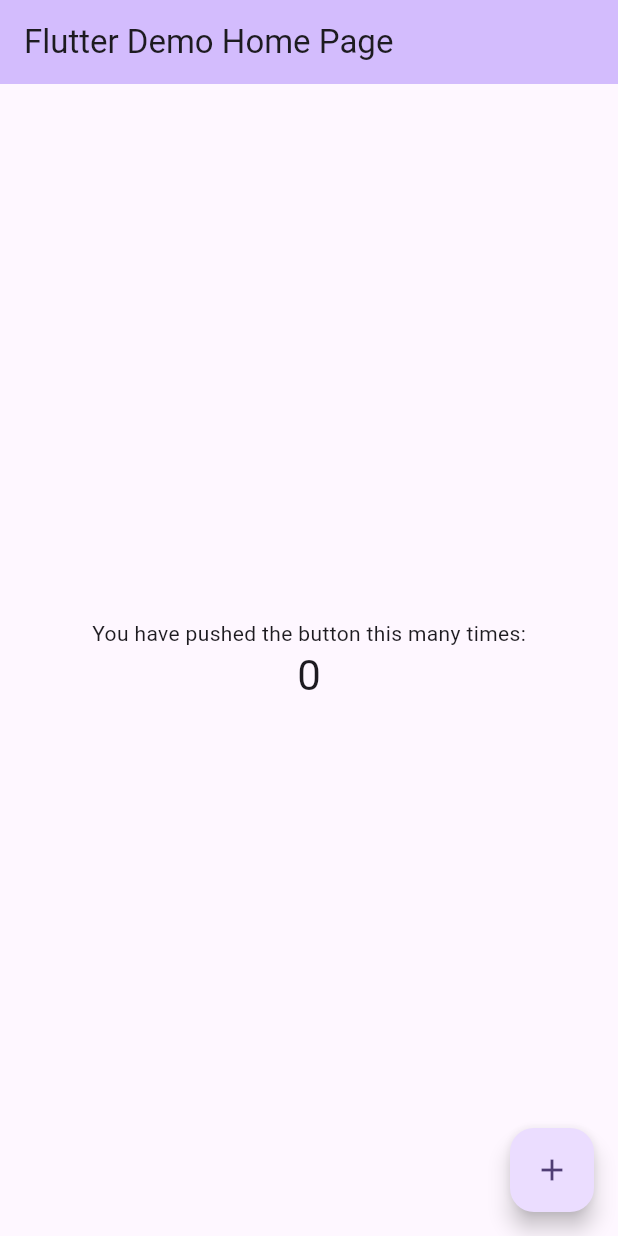
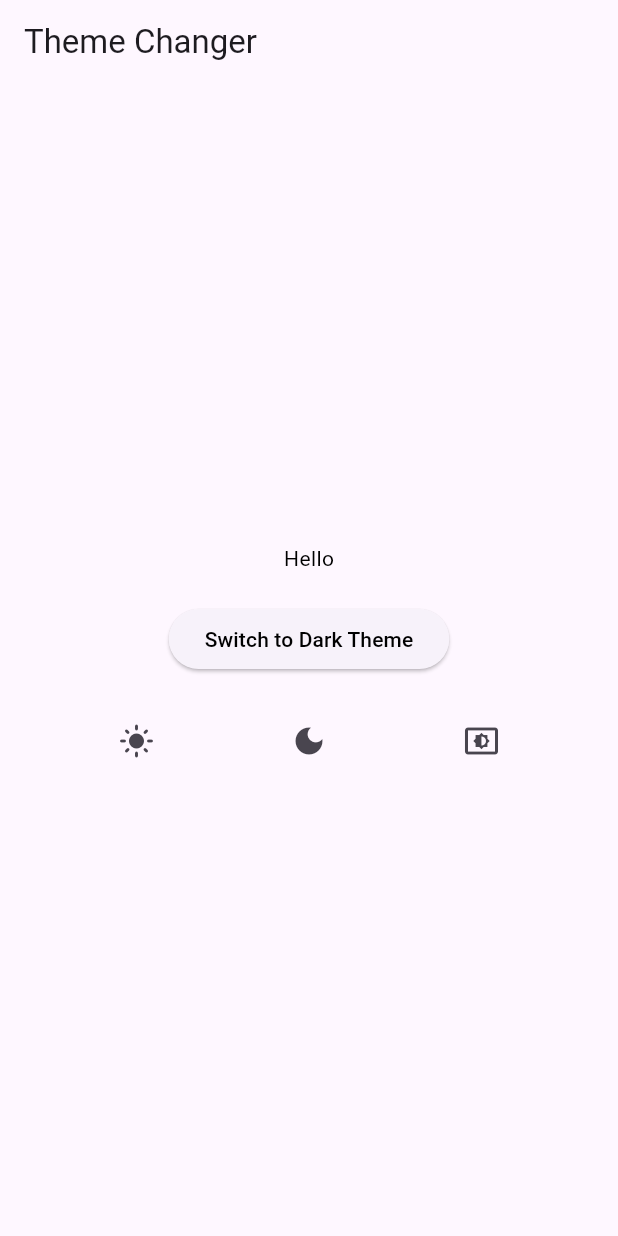
Before and after one commit to didierganthier/theme_changer_provider, a Flutter app: the screen it shows after launch, on a phone screen of 412 x 824 dp. Run offline on Flutter 3.47's test engine with Material 3 defaults, Android fonts, the light colour scheme and no system bars.

Commit message:
Add theme provider and home screen for theme switching functionality

```diff
--- /dev/null
+++ b/lib/home_screen.dart
@@ -0,0 +1,64 @@
+import 'package:flutter/material.dart';
+import 'package:provider/provider.dart';
+import 'package:theme_changer_provider/theme_data.dart';
+import 'package:theme_changer_provider/theme_provider.dart';
+
+class HomeScreen extends StatelessWidget {
+  const HomeScreen({super.key});
+
+  @override
+  Widget build(BuildContext context) {
+    return Scaffold(
+      appBar: AppBar(
+        title: const Text('Theme Changer'),
+      ),
+      body: Center(
+        child: Column(
+          mainAxisAlignment: MainAxisAlignment.center,
+          children: [
+            Text(
+              'Hello',
+              style: TextStyle(
+                color: Theme.of(context).textColor,
+              ),
+            ),
+            const SizedBox(
+              height: 20,
+            ),
+            ElevatedButton(
+              onPressed: () => context.read<ThemeProvider>().toggleTheme(),
+              child: Text(
+                Theme.of(context).isDarkMode
+                    ? "Switch to Light Theme"
+                    : "Switch to Dark Theme",
+                style: TextStyle(
+                  color: !Theme.of(context).isDarkMode
+                      ? Colors.black
+                      : Colors.white,
+                ),
+              ),
+            ),
+            const SizedBox(height: 20),
+            Row(
+              mainAxisAlignment: MainAxisAlignment.spaceEvenly,
+              children: [
+                IconButton(
+                    onPressed: () =>
+                        context.read<ThemeProvider>().setMode(ThemeMode.light),
+                    icon: const Icon(Icons.light_mode)),
+                IconButton(
+                    onPressed: () =>
+                        context.read<ThemeProvider>().setMode(ThemeMode.dark),
+                    icon: const Icon(Icons.dark_mode)),
+                IconButton(
+                    onPressed: () =>
+                        context.read<ThemeProvider>().setMode(ThemeMode.system),
+                    icon: const Icon(Icons.settings_display))
+              ],
+            )
+          ],
+        ),
+      ),
+    );
+  }
+}
--- a/lib/main.dart
+++ b/lib/main.dart
@@ -1,7 +1,13 @@
 import 'package:flutter/material.dart';
+import 'package:provider/provider.dart';
+import 'package:theme_changer_provider/home_screen.dart';
+import 'package:theme_changer_provider/theme_provider.dart';
 
 void main() {
-  runApp(const MyApp());
+  runApp(ChangeNotifierProvider(
+    create: (context) => ThemeProvider(),
+    child: const MyApp(),
+  ));
 }
 
 class MyApp extends StatelessWidget {
@@ -10,116 +16,16 @@
   // This widget is the root of your application.
   @override
   Widget build(BuildContext context) {
-    return MaterialApp(
-      title: 'Flutter Demo',
-      theme: ThemeData(
-        // This is the theme of your application.
-        //
-        // TRY THIS: Try running your application with "flutter run". You'll see
-        // the application has a purple toolbar. Then, without quitting the app,
-        // try changing the seedColor in the colorScheme below to Colors.green
-        // and then invoke "hot reload" (save your changes or press the "hot
-        // reload" button in a Flutter-supported IDE, or press "r" if you used
-        // the command line to start the app).
-        //
-        // Notice that the counter didn't reset back to zero; the application
-        // state is not lost during the reload. To reset the state, use hot
-        // restart instead.
-        //
-        // This works for code too, not just values: Most code changes can be
-        // tested with just a hot reload.
-        colorScheme: ColorScheme.fromSeed(seedColor: Colors.deepPurple),
-        useMaterial3: true,
-      ),
-      home: const MyHomePage(title: 'Flutter Demo Home Page'),
-    );
+    return Consumer<ThemeProvider>(builder: (context, provider, child) {
+      return MaterialApp(
+        title: 'Theme Changer',
+        theme: ThemeData(
+          primarySwatch: Colors.blue,
+        ),
+        darkTheme: ThemeData.dark(useMaterial3: true),
+        themeMode: provider.themeMode,
+        home: const HomeScreen(),
+      );
+    });
   }
 }
-
-class MyHomePage extends StatefulWidget {
-  const MyHomePage({super.key, required this.title});
-
-  // This widget is the home page of your application. It is stateful, meaning
-  // that it has a State object (defined below) that contains fields that affect
-  // how it looks.
-
-  // This class is the configuration for the state. It holds the values (in this
-  // case the title) provided by the parent (in this case the App widget) and
-  // used by the build method of the State. Fields in a Widget subclass are
-  // always marked "final".
-
-  final String title;
-
-  @override
-  State<MyHomePage> createState() => _MyHomePageState();
-}
-
-class _MyHomePageState extends State<MyHomePage> {
-  int _counter = 0;
-
-  void _incrementCounter() {
-    setState(() {
-      // This call to setState tells the Flutter framework that something has
-      // changed in this State, which causes it to rerun the build method below
-      // so that the display can reflect the updated values. If we changed
-      // _counter without calling setState(), then the build method would not be
-      // called again, and so nothing would appear to happen.
-      _counter++;
-    });
-  }
-
-  @override
-  Widget build(BuildContext context) {
-    // This method is rerun every time setState is called, for instance as done
-    // by the _incrementCounter method above.
-    //
-    // The Flutter framework has been optimized to make rerunning build methods
-    // fast, so that you can just rebuild anything that needs updating rather
-    // than having to individually change instances of widgets.
-    return Scaffold(
-      appBar: AppBar(
-        // TRY THIS: Try changing the color here to a specific color (to
-        // Colors.amber, perhaps?) and trigger a hot reload to see the AppBar
-        // change color while the other colors stay the same.
-        backgroundColor: Theme.of(context).colorScheme.inversePrimary,
-        // Here we take the value from the MyHomePage object that was created by
-        // the App.build method, and use it to set our appbar title.
-        title: Text(widget.title),
-      ),
-      body: Center(
-        // Center is a layout widget. It takes a single child and positions it
-        // in the middle of the parent.
-        child: Column(
-          // Column is also a layout widget. It takes a list of children and
-          // arranges them vertically. By default, it sizes itself to fit its
-          // children horizontally, and tries to be as tall as its parent.
-          //
-          // Column has various properties to control how it sizes itself and
-          // how it positions its children. Here we use mainAxisAlignment to
-          // center the children vertically; the main axis here is the vertical
-          // axis because Columns are vertical (the cross axis would be
-          // horizontal).
-          //
-          // TRY THIS: Invoke "debug painting" (choose the "Toggle Debug Paint"
-          // action in the IDE, or press "p" in the console), to see the
-          // wireframe for each widget.
-          mainAxisAlignment: MainAxisAlignment.center,
-          children: <Widget>[
-            const Text(
-              'You have pushed the button this many times:',
-            ),
-            Text(
-              '$_counter',
-              style: Theme.of(context).textTheme.headlineMedium,
-            ),
-          ],
-        ),
-      ),
-      floatingActionButton: FloatingActionButton(
-        onPressed: _incrementCounter,
-        tooltip: 'Increment',
-        child: const Icon(Icons.add),
-      ), // This trailing comma makes auto-formatting nicer for build methods.
-    );
-  }
-}
--- /dev/null
+++ b/lib/theme_provider.dart
@@ -0,0 +1,18 @@
+import 'package:flutter/material.dart';
+
+class ThemeProvider extends ChangeNotifier {
+  ThemeMode _themeMode = ThemeMode.light;
+
+  ThemeMode get themeMode => _themeMode;
+
+  void toggleTheme() {
+    _themeMode =
+        themeMode == ThemeMode.light ? ThemeMode.dark : ThemeMode.light;
+    notifyListeners();
+  }
+
+  void setMode(ThemeMode themeMode) {
+    _themeMode = themeMode;
+    notifyListeners();
+  }
+}
--- a/pubspec.yaml
+++ b/pubspec.yaml
@@ -35,6 +35,7 @@ dependencies:
   # The following adds the Cupertino Icons font to your application.
   # Use with the CupertinoIcons class for iOS style icons.
   cupertino_icons: ^1.0.8
+  provider: ^6.1.2
 
 dev_dependencies:
   flutter_test:
```
Also changed, not shown: pubspec.lock.
